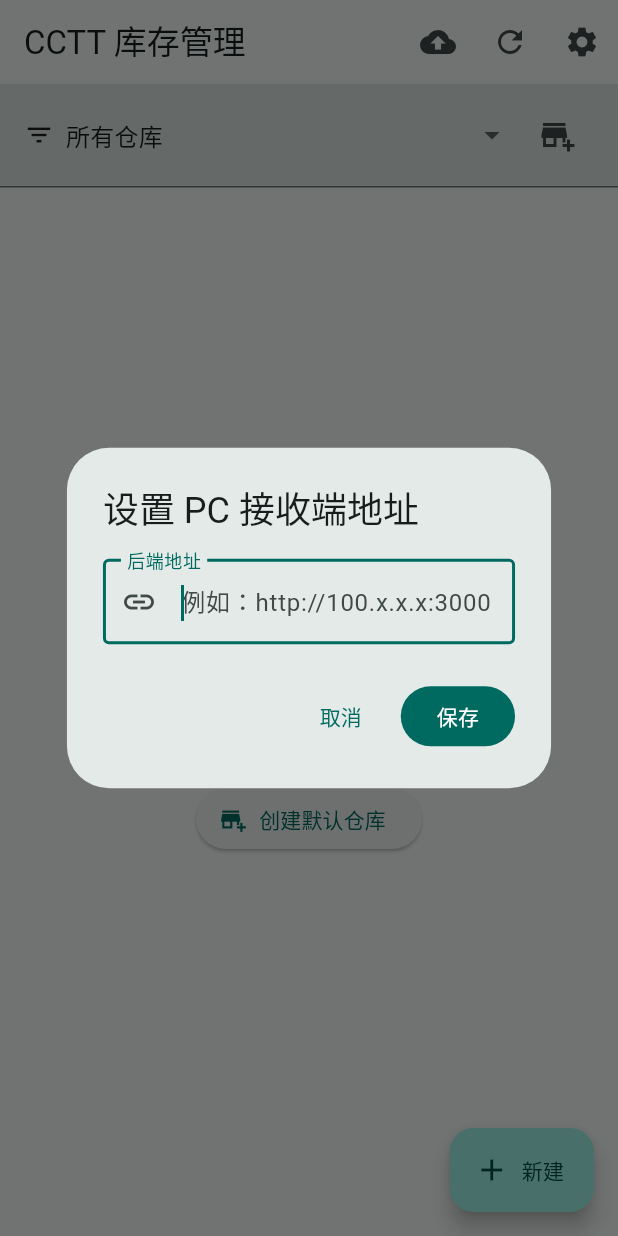
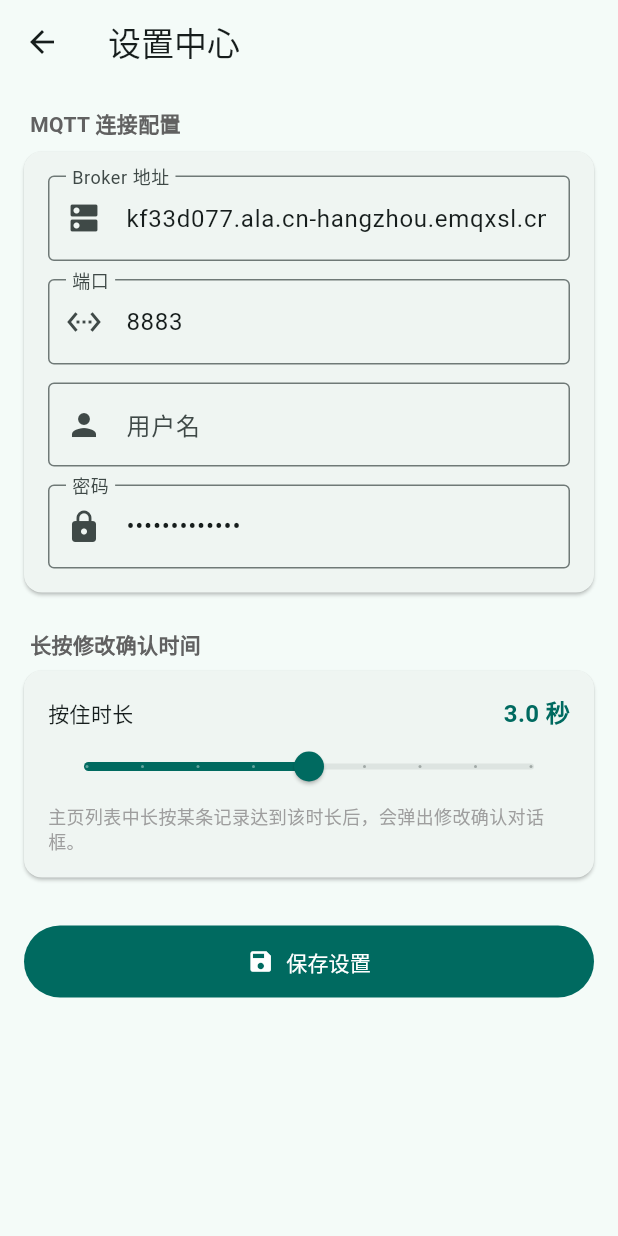
Before and after one commit to BEelzeBub5656/CCTT, a Flutter app: the screen it shows after launch, after a tap on the "settings" icon, on a phone screen of 412 x 824 dp. Run offline on Flutter 3.47's test engine with Material 3 defaults, Android fonts, the phone set to English and light mode, and no system bars; our stand-ins replace image_picker, permission_handler, shared_preferences, sqflite, sqflite_common_ffi; missing offline and left inert: google_mlkit_text_recognition, mqtt_client; accounts and stored records are empty.

Commit message:
feat: warehouse sync + settings page + long-press edit
- SyncService: pack warehouses+records for upload, parse warehouses first on snapshot pull
- SettingsService: add MQTT config (broker/port/username/password) + longPressDuration
- SettingsPage: new page with MQTT inputs and 1.0-5.0s long-press slider
- HomePage: settings button navigates to SettingsPage, custom long-press timer for record edit
- AddRecordPage: support editing via optional record parameter, uses updateMovement
- DatabaseHelper: add updateMovement method

```diff
--- a/lib/pages/home_page.dart
+++ b/lib/pages/home_page.dart
@@ -1,3 +1,4 @@
+import 'dart:async';
 import 'package:flutter/material.dart';
 import 'package:intl/intl.dart';
 
@@ -8,6 +9,7 @@ import '../services/settings_service.dart';
 import '../services/sync_service.dart';
 import 'add_record_page.dart';
 import 'record_detail_page.dart';
+import 'settings_page.dart';
 
 /// 主页面
 ///
@@ -26,6 +28,9 @@ class _HomePageState extends State<HomePage> {
 
   /// null 表示「所有仓库」
   String? _selectedWarehouseId;
+
+  /// 长按计时器
+  Timer? _longPressTimer;
 
   @override
   void initState() {
@@ -58,6 +63,40 @@ class _HomePageState extends State<HomePage> {
   /// 下拉刷新
   Future<void> _onRefresh() async {
     await _loadData();
+  }
+
+  /// 从云端拉取 retain 全量快照（带全屏 Loading）
+  Future<void> _pullSnapshot() async {
+    if (!mounted) return;
+
+    // 显示全屏 Loading
+    showDialog(
+      context: context,
+      barrierDismissible: false,
+      builder: (_) => const PopScope(
+        canPop: false,
+        child: Center(child: CircularProgressIndicator()),
+      ),
+    );
+
+    final result = await SyncService.pullSnapshot();
+
+    // 关闭 Loading
+    if (mounted) Navigator.of(context, rootNavigator: true).pop();
+
+    // 刷新页面
+    await _loadData();
+
+    // 提示结果
+    if (mounted) {
+      final isSuccess = result.contains('成功');
+      ScaffoldMessenger.of(context).showSnackBar(
+        SnackBar(
+          content: Text(result),
+          backgroundColor: isSuccess ? Colors.green : Colors.red,
+        ),
+      );
+    }
   }
 
   /// 手动同步（先变蓝、再变绿的视觉反馈）
@@ -159,77 +198,57 @@ class _HomePageState extends State<HomePage> {
     });
   }
 
-  /// 设置 PC 接收端地址弹窗
-  Future<void> _showSettingsDialog() async {
-    final savedUrl = await SettingsService.getServerBaseUrl() ?? '';
-    final controller = TextEditingController(text: savedUrl);
+  @override
+  void dispose() {
+    _longPressTimer?.cancel();
+    super.dispose();
+  }
 
-    if (!mounted) return;
+  /// 启动长按计时器
+  void _startLongPress(StockMovement record, double durationSeconds) {
+    _longPressTimer?.cancel();
+    _longPressTimer = Timer(
+      Duration(milliseconds: (durationSeconds * 1000).toInt()),
+      () => _showEditConfirmDialog(record),
+    );
+  }
 
-    await showDialog<void>(
+  /// 取消长按计时器
+  void _cancelLongPress() {
+    _longPressTimer?.cancel();
+    _longPressTimer = null;
+  }
+
+  /// 长按确认修改对话框
+  Future<void> _showEditConfirmDialog(StockMovement record) async {
+    final confirmed = await showDialog<bool>(
       context: context,
-      builder: (dialogContext) {
-        return AlertDialog(
-          title: const Text('设置 PC 接收端地址'),
-          content: TextField(
-            controller: controller,
-            autofocus: true,
-            decoration: const InputDecoration(
-              labelText: '后端地址',
-              hintText: '例如：http://100.x.x.x:3000',
-              prefixIcon: Icon(Icons.link),
-              border: OutlineInputBorder(),
-            ),
-            keyboardType: TextInputType.url,
-            textInputAction: TextInputAction.done,
-            onSubmitted: (_) => Navigator.of(dialogContext).pop(),
-          ),
+      builder: (dialogContext) => AlertDialog(
+        title: const Text('修改记录'),
+        content: const Text('是否要修改此条记录？'),
         actions: [
           TextButton(
-              onPressed: () => Navigator.of(dialogContext).pop(),
+            onPressed: () => Navigator.of(dialogContext).pop(false),
             child: const Text('取消'),
           ),
           FilledButton(
-              onPressed: () async {
-                final url = controller.text.trim();
-                if (url.isEmpty) {
-                  if (dialogContext.mounted) {
-                    ScaffoldMessenger.of(dialogContext).showSnackBar(
-                      const SnackBar(content: Text('地址不能为空')),
-                    );
-                  }
-                  return;
-                }
-                if (!url.startsWith('http://') && !url.startsWith('https://')) {
-                  if (dialogContext.mounted) {
-                    ScaffoldMessenger.of(dialogContext).showSnackBar(
-                      const SnackBar(
-                        content: Text('地址必须以 http:// 或 https:// 开头'),
+            onPressed: () => Navigator.of(dialogContext).pop(true),
+            child: const Text('确认修改'),
+          ),
+        ],
       ),
     );
+
+    if (confirmed == true && mounted) {
+      final result = await Navigator.of(context).push<bool>(
+        MaterialPageRoute(
+          builder: (_) => AddRecordPage(record: record),
+        ),
+      );
+      if (result == true) {
+        await _loadData();
       }
-                  return;
     }
-                await SettingsService.setServerBaseUrl(url);
-                if (!dialogContext.mounted) return;
-                Navigator.of(dialogContext).pop();
-                if (mounted) {
-                  ScaffoldMessenger.of(context).showSnackBar(
-                    const SnackBar(content: Text('后端地址已保存')),
-                  );
-                }
-              },
-              child: const Text('保存'),
-            ),
-          ],
-        );
-      },
-    );
-
-    // 延迟到 dialog 完全关闭后再 dispose controller
-    WidgetsBinding.instance.addPostFrameCallback((_) {
-      controller.dispose();
-    });
   }
 
   /// 创建默认仓库（空状态快捷入口）
@@ -275,14 +294,21 @@ class _HomePageState extends State<HomePage> {
             onPressed: _syncRecords,
           ),
           IconButton(
+            icon: const Icon(Icons.cloud_download),
+            tooltip: '从云端拉取快照',
+            onPressed: _pullSnapshot,
+          ),
+          IconButton(
             icon: const Icon(Icons.refresh),
             tooltip: '刷新列表',
             onPressed: _onRefresh,
           ),
           IconButton(
             icon: const Icon(Icons.settings),
-            tooltip: '设置',
-            onPressed: _showSettingsDialog,
+            tooltip: '设置中心',
+            onPressed: () => Navigator.of(context).push(
+              MaterialPageRoute(builder: (_) => const SettingsPage()),
+            ),
           ),
         ],
       ),
@@ -457,10 +483,16 @@ class _HomePageState extends State<HomePage> {
         ? '${record.color}${record.color.isNotEmpty && record.variety.isNotEmpty ? ' / ' : ''}${record.variety}'
         : record.partnerName;
 
-    return Card(
-      margin: const EdgeInsets.symmetric(horizontal: 12, vertical: 6),
-      child: ListTile(
+    return GestureDetector(
+      onTapDown: (_) async {
+        final duration = await SettingsService.getLongPressDuration();
+        if (!mounted) return;
+        _startLongPress(record, duration);
+      },
+      onTapUp: (_) => _cancelLongPress(),
+      onTapCancel: () => _cancelLongPress(),
       onTap: () {
+        _cancelLongPress();
         Navigator.of(context).push(
           MaterialPageRoute(
             builder: (_) => RecordDetailPage(
@@ -470,6 +502,10 @@ class _HomePageState extends State<HomePage> {
           ),
         );
       },
+      child: Card(
+        margin: const EdgeInsets.symmetric(horizontal: 12, vertical: 6),
+        child: ListTile(
+          onTap: null, // 由 GestureDetector 处理
         leading: CircleAvatar(
           backgroundColor: record.syncStatus == SyncStatus.synced
               ? Colors.green.shade100
@@ -535,6 +571,7 @@ class _HomePageState extends State<HomePage> {
         ),
         trailing: _buildSyncStatusBadge(record.syncStatus),
         ),
+      ),
     );
   }
 }
--- /dev/null
+++ b/lib/pages/settings_page.dart
@@ -0,0 +1,208 @@
+import 'package:flutter/material.dart';
+import '../services/settings_service.dart';
+
+/// 设置中心
+///
+/// 提供 MQTT 连接配置和交互偏好设置。
+class SettingsPage extends StatefulWidget {
+  const SettingsPage({super.key});
+
+  @override
+  State<SettingsPage> createState() => _SettingsPageState();
+}
+
+class _SettingsPageState extends State<SettingsPage> {
+  final _brokerController = TextEditingController();
+  final _portController = TextEditingController();
+  final _usernameController = TextEditingController();
+  final _passwordController = TextEditingController();
+
+  double _longPressDuration = 3.0;
+  bool _isLoading = true;
+
+  @override
+  void initState() {
+    super.initState();
+    _loadSettings();
+  }
+
+  Future<void> _loadSettings() async {
+    final broker = await SettingsService.getMqttBroker();
+    final port = await SettingsService.getMqttPort();
+    final username = await SettingsService.getMqttUsername();
+    final password = await SettingsService.getMqttPassword();
+    final duration = await SettingsService.getLongPressDuration();
+
+    if (mounted) {
+      setState(() {
+        _brokerController.text = broker;
+        _portController.text = port.toString();
+        _usernameController.text = username;
+        _passwordController.text = password;
+        _longPressDuration = duration;
+        _isLoading = false;
+      });
+    }
+  }
+
+  Future<void> _saveSettings() async {
+    final port = int.tryParse(_portController.text.trim()) ?? 8883;
+
+    await SettingsService.setMqttBroker(_brokerController.text.trim());
+    await SettingsService.setMqttPort(port);
+    await SettingsService.setMqttUsername(_usernameController.text.trim());
+    await SettingsService.setMqttPassword(_passwordController.text.trim());
+    await SettingsService.setLongPressDuration(_longPressDuration);
+
+    if (mounted) {
+      ScaffoldMessenger.of(context).showSnackBar(
+        const SnackBar(content: Text('设置已保存')),
+      );
+    }
+  }
+
+  @override
+  void dispose() {
+    _brokerController.dispose();
+    _portController.dispose();
+    _usernameController.dispose();
+    _passwordController.dispose();
+    super.dispose();
+  }
+
+  @override
+  Widget build(BuildContext context) {
+    return Scaffold(
+      appBar: AppBar(
+        title: const Text('设置中心'),
+      ),
+      body: _isLoading
+          ? const Center(child: CircularProgressIndicator())
+          : ListView(
+              padding: const EdgeInsets.all(16),
+              children: [
+                // ───── MQTT 配置 ─────
+                _buildSectionTitle('MQTT 连接配置'),
+                Card(
+                  margin: EdgeInsets.zero,
+                  child: Padding(
+                    padding: const EdgeInsets.all(16),
+                    child: Column(
+                      children: [
+                        TextField(
+                          controller: _brokerController,
+                          decoration: const InputDecoration(
+                            labelText: 'Broker 地址',
+                            hintText: '如：kf33d077.ala.cn-hangzhou.emqxsl.cn',
+                            prefixIcon: Icon(Icons.dns),
+                            border: OutlineInputBorder(),
+                          ),
+                          keyboardType: TextInputType.url,
+                        ),
+                        const SizedBox(height: 12),
+                        TextField(
+                          controller: _portController,
+                          decoration: const InputDecoration(
+                            labelText: '端口',
+                            hintText: '如：8883',
+                            prefixIcon: Icon(Icons.settings_ethernet),
+                            border: OutlineInputBorder(),
+                          ),
+                          keyboardType: TextInputType.number,
+                        ),
+                        const SizedBox(height: 12),
+                        TextField(
+                          controller: _usernameController,
+                          decoration: const InputDecoration(
+                            labelText: '用户名',
+                            prefixIcon: Icon(Icons.person),
+                            border: OutlineInputBorder(),
+                          ),
+                        ),
+                        const SizedBox(height: 12),
+                        TextField(
+                          controller: _passwordController,
+                          decoration: const InputDecoration(
+                            labelText: '密码',
+                            prefixIcon: Icon(Icons.lock),
+                            border: OutlineInputBorder(),
+                          ),
+                          obscureText: true,
+                        ),
+                      ],
+                    ),
+                  ),
+                ),
+                const SizedBox(height: 24),
+
+                // ───── 长按确认时间 ─────
+                _buildSectionTitle('长按修改确认时间'),
+                Card(
+                  margin: EdgeInsets.zero,
+                  child: Padding(
+                    padding: const EdgeInsets.all(16),
+                    child: Column(
+                      crossAxisAlignment: CrossAxisAlignment.start,
+                      children: [
+                        Row(
+                          mainAxisAlignment: MainAxisAlignment.spaceBetween,
+                          children: [
+                            const Text('按住时长'),
+                            Text(
+                              '${_longPressDuration.toStringAsFixed(1)} 秒',
+                              style: TextStyle(
+                                fontSize: 16,
+                                fontWeight: FontWeight.bold,
+                                color: Theme.of(context).colorScheme.primary,
+                              ),
+                            ),
+                          ],
+                        ),
+                        Slider(
+                          value: _longPressDuration,
+                          min: 1.0,
+                          max: 5.0,
+                          divisions: 8,
+                          label: '${_longPressDuration.toStringAsFixed(1)}s',
+                          onChanged: (value) {
+                            setState(() => _longPressDuration = value);
+                          },
+                        ),
+                        const Text(
+                          '主页列表中长按某条记录达到该时长后，会弹出修改确认对话框。',
+                          style: TextStyle(fontSize: 12, color: Colors.grey),
+                        ),
+                      ],
+                    ),
+                  ),
+                ),
+                const SizedBox(height: 32),
+
+                // ───── 保存按钮 ─────
+                FilledButton.icon(
+                  onPressed: _saveSettings,
+                  icon: const Icon(Icons.save),
+                  label: const Text('保存设置'),
+                  style: FilledButton.styleFrom(
+                    padding: const EdgeInsets.symmetric(vertical: 14),
+                  ),
+                ),
+              ],
+            ),
+    );
+  }
+
+  Widget _buildSectionTitle(String title) {
+    return Padding(
+      padding: const EdgeInsets.only(left: 4, bottom: 8),
+      child: Text(
+        title,
+        style: TextStyle(
+          fontSize: 14,
+          fontWeight: FontWeight.bold,
+          color: Colors.grey.shade700,
+        ),
+      ),
+    );
+  }
+}
--- a/lib/services/settings_service.dart
+++ b/lib/services/settings_service.dart
@@ -6,9 +6,17 @@ import 'package:shared_preferences/shared_preferences.dart';
 class SettingsService {
   static const _kServerBaseUrl = 'server_base_url';
 
-  /// 读取已保存的后端地址（原始值）
-  ///
-  /// 若用户未配置或为空，返回 null。
+  // MQTT 配置 keys
+  static const _kMqttBroker = 'mqtt_broker';
+  static const _kMqttPort = 'mqtt_port';
+  static const _kMqttUsername = 'mqtt_username';
+  static const _kMqttPassword = 'mqtt_password';
+
+  // 交互配置 keys
+  static const _kLongPressDuration = 'long_press_duration';
+
+  // ───────────── 后端地址（兼容旧版 Dio 配置）─────────────
+
   static Future<String?> getServerBaseUrl() async {
     final prefs = await SharedPreferences.getInstance();
     final raw = prefs.getString(_kServerBaseUrl);
@@ -16,10 +24,6 @@ class SettingsService {
     return raw.trim();
   }
 
-  /// 读取后端地址并自动补全协议头
-  ///
-  /// - 若用户未配置，返回 null
-  /// - 若地址不含协议头，自动补全 `http://`
   static Future<String?> getNormalizedServerBaseUrl() async {
     final url = await getServerBaseUrl();
     if (url == null) return null;
@@ -29,9 +33,63 @@ class SettingsService {
     return 'http://$url';
   }
 
-  /// 保存后端地址
   static Future<void> setServerBaseUrl(String url) async {
     final prefs = await SharedPreferences.getInstance();
     await prefs.setString(_kServerBaseUrl, url.trim());
   }
+
+  // ───────────── MQTT 配置 ─────────────
+
+  static Future<String> getMqttBroker() async {
+    final prefs = await SharedPreferences.getInstance();
+    return prefs.getString(_kMqttBroker) ?? 'kf33d077.ala.cn-hangzhou.emqxsl.cn';
+  }
+
+  static Future<int> getMqttPort() async {
+    final prefs = await SharedPreferences.getInstance();
+    return prefs.getInt(_kMqttPort) ?? 8883;
+  }
+
+  static Future<String> getMqttUsername() async {
+    final prefs = await SharedPreferences.getInstance();
+    return prefs.getString(_kMqttUsername) ?? 'BEelzeBub';
+  }
+
+  static Future<String> getMqttPassword() async {
+    final prefs = await SharedPreferences.getInstance();
+    return prefs.getString(_kMqttPassword) ?? '20050805jycPP';
+  }
+
+  static Future<void> setMqttBroker(String value) async {
+    final prefs = await SharedPreferences.getInstance();
+    await prefs.setString(_kMqttBroker, value.trim());
+  }
+
+  static Future<void> setMqttPort(int value) async {
+    final prefs = await SharedPreferences.getInstance();
+    await prefs.setInt(_kMqttPort, value);
+  }
+
+  static Future<void> setMqttUsername(String value) async {
+    final prefs = await SharedPreferences.getInstance();
+    await prefs.setString(_kMqttUsername, value.trim());
+  }
+
+  static Future<void> setMqttPassword(String value) async {
+    final prefs = await SharedPreferences.getInstance();
+    await prefs.setString(_kMqttPassword, value.trim());
+  }
+
+  // ───────────── 长按确认时间 ─────────────
+
+  /// 读取长按确认时间（秒），默认 3.0
+  static Future<double> getLongPressDuration() async {
+    final prefs = await SharedPreferences.getInstance();
+    return prefs.getDouble(_kLongPressDuration) ?? 3.0;
+  }
+
+  static Future<void> setLongPressDuration(double value) async {
+    final prefs = await SharedPreferences.getInstance();
+    await prefs.setDouble(_kLongPressDuration, value);
+  }
 }
```
Also changed, not shown: lib/data/database_helper.dart (+11 -0 lines), lib/pages/add_record_page.dart (+41 -7 lines), lib/services/sync_service.dart (+107 -34 lines). Lines whose indentation alone changed are shown as unchanged.
